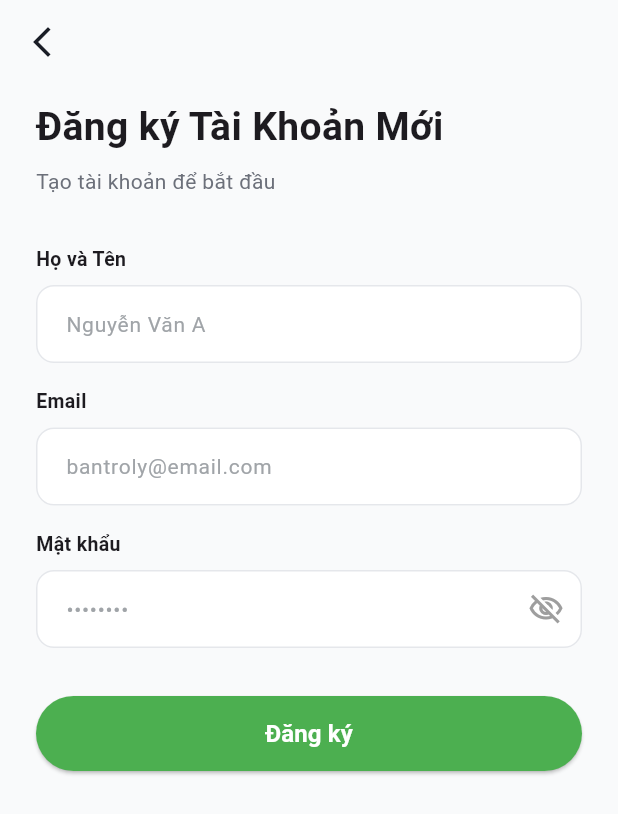
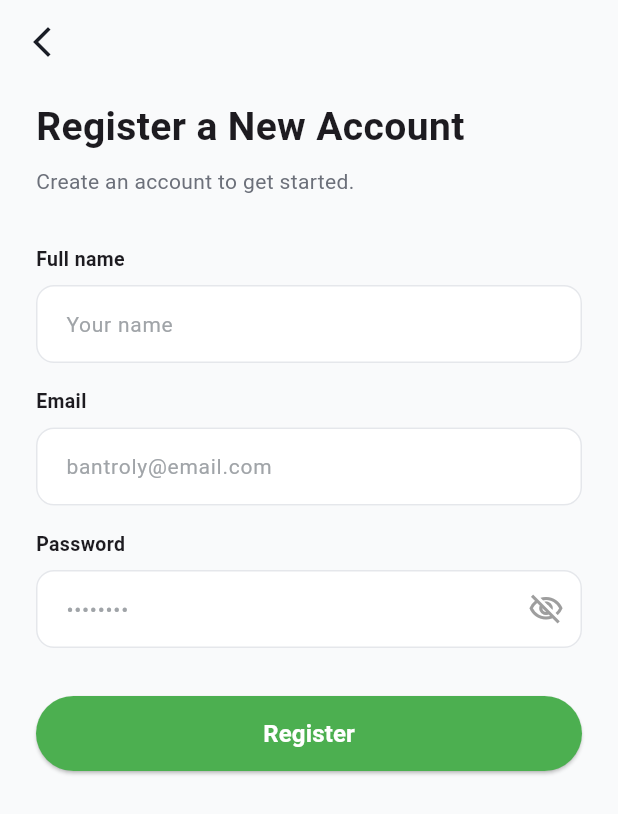
Before and after one commit to DungLV1324/BepTroLy, a Flutter app: the RegisterScreen screen opened by its route, on a phone screen of 412 x 824 dp. Shown: the top 814 px of the screen. Run offline on Flutter 3.47's test engine with Material 3 defaults, Android fonts, the light colour scheme and no system bars; our stand-ins replace cloud_firestore, firebase_auth, firebase_core, flutter_dotenv, flutter_local_notifications, flutter_timezone and 4 more; accounts and stored records are empty.

Commit message:
update : hiển thị tên người dùng+ fix chức năng đăng nhập, đăng ký

```diff
--- a/lib/app_routes.dart
+++ b/lib/app_routes.dart
@@ -3,15 +3,15 @@ import 'features/goi_y_mon_an/views/recipe_detail_screen.dart';
 import 'package:beptroly/features/home/views/splash_screen.dart';
 import 'features/ke_hoach/views/meal_planner_add.dart';
 import 'features/ke_hoach/views/meal_planner_screen.dart';
-import 'features/ke_hoach/views/shopping_list_screen.dart';
 import 'package:beptroly/shared/layout/main_scaffold.dart';
 import 'package:flutter/material.dart';
 import 'package:go_router/go_router.dart';
 import 'features/auth/views/login_screen.dart';
-import 'features/auth/views/login_email.dart' as login_email; // Đã sửa: Thêm bí danh
+import 'features/auth/views/login_email.dart' as login_email;
 import 'features/auth/views/register_screen.dart';
 import 'features/goi_y_mon_an/views/recipe_feed_screen.dart';
 import 'features/home/views/home_screen.dart';
+import 'features/ke_hoach/views/shopping_list_screen.dart';
 import 'features/kho_nguyen_lieu/views/pantry_screen.dart';
 import 'features/setting/views/edit_profile_screen.dart';
 import 'features/setting/views/setting_screen.dart';
@@ -25,7 +25,7 @@ final _shellNavigatorShoppingKey = GlobalKey<NavigatorState>(debugLabel: 'shellS
 
 final appRouter = GoRouter(
   navigatorKey: _rootNavigatorKey,
-  initialLocation: '/home',
+  initialLocation: '/',
   routes: [
     GoRoute(
       path: '/',
--- a/lib/features/auth/services/auth_service.dart
+++ b/lib/features/auth/services/auth_service.dart
@@ -5,12 +5,10 @@ import 'package:cloud_firestore/cloud_firestore.dart';
 
 class AuthService {
   final FirebaseAuth _firebaseAuth = FirebaseAuth.instance;
-  final GoogleSignIn _googleSignIn = GoogleSignIn.standard(
-    scopes: ['email'],
-  );
+  final GoogleSignIn _googleSignIn = GoogleSignIn();
   final FirebaseFirestore _firestore = FirebaseFirestore.instance;
 
-  static const String _userCollection = 'USERS';
+  static const String _userCollection = 'users';
 
   app_model.UserModel? get currentUser {
     final firebaseUser = _firebaseAuth.currentUser;
@@ -21,25 +19,37 @@ class AuthService {
     return _firebaseAuth.authStateChanges().map(_mapFirebaseUser);
   }
 
+  /// ĐĂNG KÝ TÀI KHOẢN
   Future<app_model.UserModel?> signUp(String email, String password, String name) async {
     try {
       final credential = await _firebaseAuth.createUserWithEmailAndPassword(
-        email: email,
+        email: email.trim(),
         password: password,
       );
+
       if (credential.user != null) {
+        // 1. Cập nhật Display Name lên Firebase Auth Profile
         await credential.user!.updateDisplayName(name);
-        // Lưu vào Firestore ngay khi đăng ký thành công
-        await _saveUserToFirestore(credential.user!);
+
+        // 2. Reload để đồng bộ dữ liệu local của Auth
         await credential.user!.reload();
-        return _mapFirebaseUser(_firebaseAuth.currentUser);
+
+        // 3. Lưu vào Firestore (Truyền name trực tiếp để đảm bảo không bị null)
+        await _saveUserToFirestore(credential.user!, manualName: name);
+
+        // Lấy user đã được cập nhật sau khi reload
+        final updatedUser = _firebaseAuth.currentUser;
+        return _mapFirebaseUser(updatedUser);
       }
       return null;
     } on FirebaseAuthException catch (e) {
       throw _handleFirebaseAuthError(e);
+    } catch (e) {
+      throw 'Đã xảy ra lỗi không xác định trong quá trình đăng ký.';
     }
   }
 
+  /// ĐĂNG NHẬP EMAIL/PASSWORD
   Future<app_model.UserModel?> signIn(String email, String password) async {
     try {
       final credential = await _firebaseAuth.signInWithEmailAndPassword(
@@ -47,7 +57,6 @@ class AuthService {
           password: password
       );
       if (credential.user != null) {
-        // Cập nhật thông tin đăng nhập vào Firestore
         await _saveUserToFirestore(credential.user!);
       }
       return _mapFirebaseUser(credential.user);
@@ -56,11 +65,10 @@ class AuthService {
     }
   }
 
+  /// ĐĂNG NHẬP GOOGLE
   Future<app_model.UserModel?> signInWithGoogle() async {
     try {
       final GoogleSignInAccount? googleUser = await _googleSignIn.signIn();
-
-
       if (googleUser == null) return null;
 
       final GoogleSignInAuthentication googleAuth = await googleUser.authentication;
@@ -77,6 +85,7 @@ class AuthService {
         return _mapFirebaseUser(firebaseUser);
       }
       return null;
+
     } on FirebaseAuthException catch (e) {
       throw _handleFirebaseAuthError(e);
     } catch (e) {
@@ -85,37 +94,33 @@ class AuthService {
     }
   }
 
-  // ĐÃ SỬA: Hàm lưu sử dụng 'USERS' và xử lý Map lồng nhau Pantry/meal_plans
-  Future<void> _saveUserToFirestore(User firebaseUser) async {
-    try {
+  /// LƯU THÔNG TIN USER VÀO FIRESTORE
+  /// [manualName] dùng để ưu tiên lưu tên khi đăng ký mới
+  Future<void> _saveUserToFirestore(User firebaseUser, {String? manualName}) async {
     final userDocRef = _firestore.collection(_userCollection).doc(firebaseUser.uid);
     final doc = await userDocRef.get();
 
     if (!doc.exists) {
-        // Nếu là người dùng mới, khởi tạo cấu trúc Map như trong ảnh của bạn
       await userDocRef.set({
         'uid': firebaseUser.uid,
         'email': firebaseUser.email,
-          'displayName': firebaseUser.displayName ?? 'Người dùng',
+        'displayName': manualName ?? firebaseUser.displayName ?? 'Người dùng',
         'photoUrl': firebaseUser.photoURL ?? '',
         'lastLogin': FieldValue.serverTimestamp(),
         'createdAt': FieldValue.serverTimestamp(),
-          'Pantry': {}, // Khởi tạo Map rỗng cho kho nguyên liệu
-          'meal_plans': {}, // Khởi tạo Map rỗng cho kế hoạch bữa ăn
       });
     } else {
-        // Nếu đã tồn tại, chỉ cập nhật thời gian đăng nhập để không ghi đè dữ liệu cũ
-        await userDocRef.update({
+      // Cập nhật lastLogin và tên nếu có thay đổi từ manualName
+      Map<String, dynamic> updateData = {
         'lastLogin': FieldValue.serverTimestamp(),
-        });
-      }
-    } catch (e) {
-      // Bắt lỗi Permission Denied nếu Security Rules chưa cho phép ghi vào 'USERS'
-      print('Firestore Save Error: $e');
-      throw 'Không có quyền cập nhật dữ liệu hệ thống.';
+      };
+      if (manualName != null) updateData['displayName'] = manualName;
+
+      await userDocRef.update(updateData);
     }
   }
 
+  /// CẬP NHẬT PROFILE (Tên, Ảnh)
   Future<void> updateProfile({String? name, String? photoUrl}) async {
     try {
       final firebaseUser = _firebaseAuth.currentUser;
@@ -123,7 +128,6 @@ class AuthService {
         if (name != null) await firebaseUser.updateDisplayName(name);
         if (photoUrl != null) await firebaseUser.updatePhotoURL(photoUrl);
 
-        // Cập nhật cả trong Collection 'USERS'
         await _firestore.collection(_userCollection).doc(firebaseUser.uid).update({
           if (name != null) 'displayName': name,
           if (photoUrl != null) 'photoUrl': photoUrl,
@@ -136,6 +140,7 @@ class AuthService {
     }
   }
 
+  /// ĐĂNG XUẤT
   Future<void> signOut() async {
     try {
       if (await _googleSignIn.isSignedIn()) {
@@ -146,7 +151,6 @@ class AuthService {
       throw 'Lỗi khi đăng xuất.';
     }
   }
-
 
   app_model.UserModel? _mapFirebaseUser(User? firebaseUser) {
     if (firebaseUser == null) return null;
@@ -161,7 +165,7 @@ class AuthService {
   String _handleFirebaseAuthError(FirebaseAuthException e) {
     switch (e.code) {
       case 'invalid-credential':
-        return 'Thông tin đăng nhập không chính xác hoặc đã hết hạn.'; // Sửa lỗi trong ảnh
+        return 'Thông tin đăng nhập không chính xác hoặc đã hết hạn.';
       case 'user-not-found':
         return 'Tài khoản chưa được đăng ký.';
       case 'wrong-password':
@@ -170,8 +174,16 @@ class AuthService {
         return 'Email này đã được sử dụng.';
       case 'network-request-failed':
         return 'Lỗi kết nối mạng.';
+      case 'user-disabled':
+        return 'Tài khoản này đã bị khóa.';
+      case 'invalid-email':
+        return 'Email không hợp lệ.';
+      case 'operation-not-allowed':
+        return 'Phương thức đăng nhập này chưa được cho phép.';
+      case 'weak-password':
+        return 'Mật khẩu quá yếu (tối thiểu 6 ký tự).';
       default:
-        return 'Lỗi xác thực: ${e.message}';
+        return 'Lỗi hệ thống: ${e.message}';
     }
   }
 }
--- a/lib/features/auth/views/login_email.dart
+++ b/lib/features/auth/views/login_email.dart
@@ -33,7 +33,7 @@ class _Login_EmailState extends State<Login_Email> {
     final password = _passwordController.text.trim();
     if (email.isEmpty || password.isEmpty) {
       ScaffoldMessenger.of(context).showSnackBar(
-        const SnackBar(content: Text('Vui lòng nhập đầy đủ email và mật khẩu.')),
+        const SnackBar(content: Text('Please enter your full email and password.')),
       );
       return;
     }
@@ -71,7 +71,7 @@ class _Login_EmailState extends State<Login_Email> {
           mainAxisAlignment: MainAxisAlignment.center,
           children: [
             const Text(
-              'Đăng nhập bằng Email',
+              'Login With Email',
               style: TextStyle(
                 color: Colors.white,
                 fontSize: 28,
@@ -98,7 +98,7 @@ class _Login_EmailState extends State<Login_Email> {
             const SizedBox(height: 20),
             _buildTextField(
               controller: _passwordController,
-              hintText: 'Mật khẩu',
+              hintText: 'Password',
               icon: Icons.lock_outline,
               obscureText: true,
             ),
@@ -118,9 +118,9 @@ class _Login_EmailState extends State<Login_Email> {
                 child: viewModel.isLoading
                     ? const CircularProgressIndicator(color: Color(0xFF66BB6A))
                     : const Text(
-                        'Đăng nhập',
-                        style: TextStyle(color: Color(0xFF66BB6A), fontSize: 16, fontWeight: FontWeight.bold),
-                      ),
+                  'Login',
+                  style: TextStyle(color: Color(0xFF66BB6A), fontSize: 16, fontWeight: FontWeight.bold),
+                ),
               ),
             ),
           ],
--- a/lib/features/auth/views/login_screen.dart
+++ b/lib/features/auth/views/login_screen.dart
@@ -117,7 +117,7 @@ class _LoginScreenUI extends StatelessWidget {
                       ),
                       const SizedBox(height: 24),
                       const Text(
-                        'Chào mừng trở lại! 👋',
+                        'Welcome Back!',
                         style: TextStyle(
                           color: Color(0xFF1F2937),
                           fontSize: 22,
@@ -128,7 +128,7 @@ class _LoginScreenUI extends StatelessWidget {
                       _buildSocialButton(
                         icon: Icons.g_mobiledata,
                         iconColor: const Color(0xFFDB4437),
-                        text: 'Tiếp tục với Google',
+                        text: 'Login with Google',
                         onTap: () => _handleGoogleSignIn(context),
                       ),
                       const SizedBox(height: 20),
@@ -138,7 +138,7 @@ class _LoginScreenUI extends StatelessWidget {
                           Padding(
                             padding: const EdgeInsets.symmetric(horizontal: 12),
                             child: Text(
-                              'hoặc',
+                              'Or',
                               style: TextStyle(color: Colors.grey[400], fontSize: 12),
                             ),
                           ),
@@ -149,7 +149,7 @@ class _LoginScreenUI extends StatelessWidget {
                       _buildSocialButton(
                         icon: Icons.email_outlined,
                         iconColor: const Color(0xFF374151),
-                        text: 'Đăng nhập với Email',
+                        text: 'Login With Email',
                         onTap: () => _handleEmailSignIn(context),
                       ),
                       const SizedBox(height: 30),
@@ -161,14 +161,14 @@ class _LoginScreenUI extends StatelessWidget {
                           text: const TextSpan(
                             children: [
                               TextSpan(
-                                text: 'Chưa có tài khoản? ',
+                                text: 'No account yet. ',
                                 style: TextStyle(
                                   color: Color(0xFF9CA3AF),
                                   fontSize: 14,
                                 ),
                               ),
                               TextSpan(
-                                text: 'Đăng ký ngay',
+                                text: 'Resgister',
                                 style: TextStyle(
                                   color: Color(0xFF66BB6A),
                                   fontSize: 14,
--- a/lib/features/auth/views/register_screen.dart
+++ b/lib/features/auth/views/register_screen.dart
@@ -25,7 +25,6 @@ class _RegisterScreenState extends State<RegisterScreen> {
   }
 
   Future<void> _handleSignUp(BuildContext context) async {
-    // Kiểm tra xem form có hợp lệ không
     if (!_formKey.currentState!.validate()) {
       return;
     }
@@ -67,19 +66,19 @@ class _RegisterScreenState extends State<RegisterScreen> {
                   child: Column(
                     crossAxisAlignment: CrossAxisAlignment.start,
                     children: [
-                      const Text('Đăng ký Tài Khoản Mới', style: TextStyle(fontSize: 26, fontWeight: FontWeight.bold)),
+                      const Text('Register a New Account', style: TextStyle(fontSize: 26, fontWeight: FontWeight.bold)),
                       const SizedBox(height: 8),
-                      const Text('Tạo tài khoản để bắt đầu', style: TextStyle(color: Color(0xFF6C707A), fontSize: 14)),
+                      const Text('Create an account to get started.', style: TextStyle(color: Color(0xFF6C707A), fontSize: 14)),
                       const SizedBox(height: 32),
 
                       // Đã sửa: Sử dụng TextFormField với validation
-                      _buildLabel('Họ và Tên'),
+                      _buildLabel('Full name'),
                       TextFormField(
                         controller: _nameController,
-                        decoration: _buildInputDecoration(hintText: 'Nguyễn Văn A'),
+                        decoration: _buildInputDecoration(hintText: 'Your name'),
                         validator: (value) {
                           if (value == null || value.isEmpty) {
-                            return 'Vui lòng nhập họ và tên.';
+                            return 'Please enter your first and last name..';
                           }
                           return null;
                         },
@@ -92,26 +91,26 @@ class _RegisterScreenState extends State<RegisterScreen> {
                         keyboardType: TextInputType.emailAddress,
                         validator: (value) {
                           if (value == null || value.isEmpty) {
-                            return 'Vui lòng nhập email.';
+                            return 'Please enter your email address..';
                           }
                           if (!RegExp(r'^[\w-\.]+@([\w-]+\.)+[\w-]{2,4}$').hasMatch(value)) {
-                            return 'Email không hợp lệ.';
+                            return 'Invalid email.';
                           }
                           return null;
                         },
                       ),
                       const SizedBox(height: 16),
-                      _buildLabel('Mật khẩu'),
+                      _buildLabel('Password'),
                       TextFormField(
                         controller: _passwordController,
                         decoration: _buildInputDecoration(hintText: '••••••••', isPassword: true),
                         obscureText: true,
                         validator: (value) {
                           if (value == null || value.isEmpty) {
-                            return 'Vui lòng nhập mật khẩu.';
+                            return 'Please enter the password.';
                           }
                           if (value.length < 6) {
-                            return 'Mật khẩu phải có ít nhất 6 ký tự.';
+                            return 'Invalid Password.';
                           }
                           return null;
                         },
@@ -136,11 +135,10 @@ class _RegisterScreenState extends State<RegisterScreen> {
                           ),
                           child: viewModel.isLoading
                               ? const CircularProgressIndicator(color: Colors.white)
-                              : const Text('Đăng ký', style: TextStyle(fontSize: 16, fontWeight: FontWeight.w600, color: Colors.white)),
+                              : const Text('Register', style: TextStyle(fontSize: 16, fontWeight: FontWeight.w600, color: Colors.white)),
                         ),
                       ),
                       const SizedBox(height: 32),
-                      // ... (Phần UI còn lại giữ nguyên)
                     ],
                   ),
                 ),
--- a/lib/main.dart
+++ b/lib/main.dart
@@ -1,6 +1,5 @@
 import 'features/auth/viewmodels/login_view_model.dart';
 import 'features/home/viewmodels/splash_view_model.dart';
-import 'features/ke_hoach/viewmodels/shopping_list_view_model.dart';
 import 'package:firebase_core/firebase_core.dart';
 import 'package:beptroly/firebase_options.dart';
 import 'package:flutter/material.dart';
@@ -9,6 +8,7 @@ import 'package:provider/provider.dart';
 import 'app_routes.dart';
 import 'features/goi_y_mon_an/viewmodels/recipe_view_model.dart';
 import 'features/home/viewmodels/home_view_model.dart';
+import 'features/ke_hoach/viewmodels/shopping_list_view_model.dart';
 import 'features/thongbao/services/notification_service.dart';
 
 Future<void> main() async {
```
Lines whose indentation alone changed are shown as unchanged.
